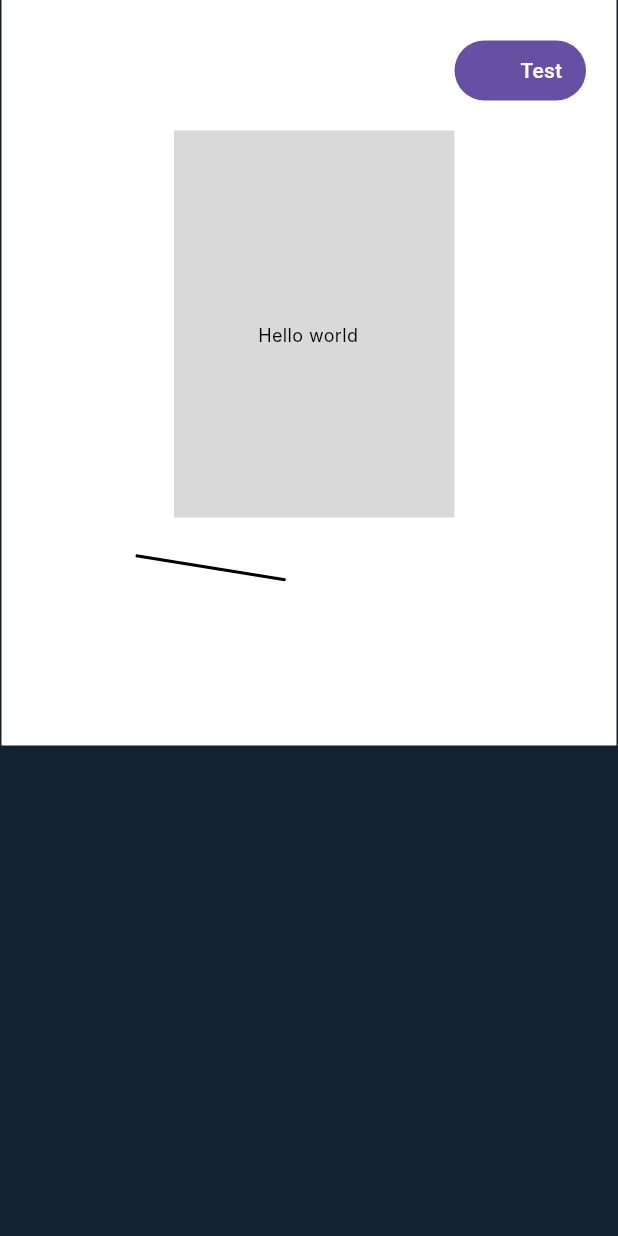
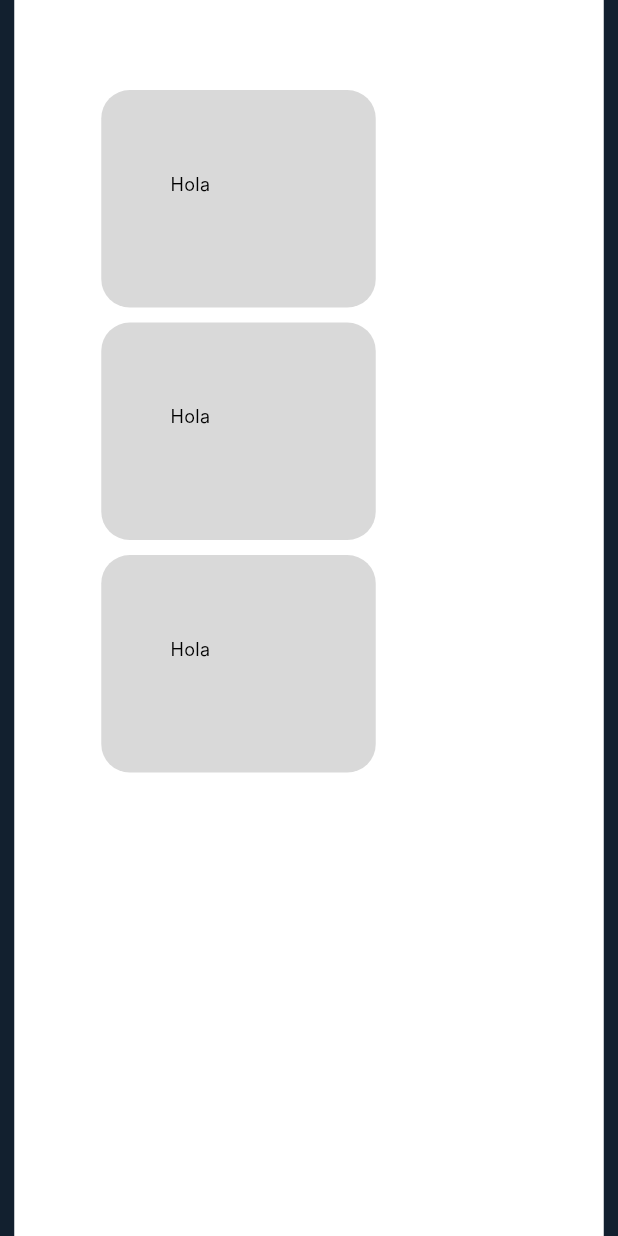
Before and after one commit to DueroBone/tech_120_app, a Flutter app: the screen it shows after launch, on a phone screen of 412 x 824 dp. Run offline on Flutter 3.47's test engine with Material 3 defaults, Android fonts, the phone set to English and light mode, and no system bars; Roboto replaces fonts that are missing (Inter).

Commit message:
Refactored folder structure

```diff
--- /dev/null
+++ b/lib/Views/Generated/home.dart
@@ -0,0 +1,143 @@
+import 'package:flutter/material.dart';
+
+class Iphone161 extends StatelessWidget {
+  @override
+  Widget build(BuildContext context) {
+    return Column(
+      children: [
+        Container(
+          width: 393,
+          height: 852,
+          clipBehavior: Clip.antiAlias,
+          decoration: BoxDecoration(color: Colors.white),
+          child: Stack(
+            children: [
+              Positioned(
+                left: 48,
+                top: 50,
+                child: Container(
+                  width: 203,
+                  height: 475,
+                  padding: const EdgeInsets.all(10),
+                  child: Column(
+                    mainAxisSize: MainAxisSize.min,
+                    mainAxisAlignment: MainAxisAlignment.start,
+                    crossAxisAlignment: CrossAxisAlignment.start,
+                    spacing: 10,
+                    children: [
+                      Container(
+                        width: 183,
+                        height: 145,
+                        child: Stack(
+                          children: [
+                            Positioned(
+                              left: 0,
+                              top: 0,
+                              child: Container(
+                                width: 183,
+                                height: 145,
+                                decoration: ShapeDecoration(
+                                  color: const Color(0xFFD9D9D9),
+                                  shape: RoundedRectangleBorder(
+                                    borderRadius: BorderRadius.circular(19),
+                                  ),
+                                ),
+                              ),
+                            ),
+                            Positioned(
+                              left: 46,
+                              top: 54,
+                              child: Text(
+                                'Hola\n',
+                                style: TextStyle(
+                                  color: Colors.black,
+                                  fontSize: 12,
+                                  fontFamily: 'Inter',
+                                  fontWeight: FontWeight.w400,
+                                ),
+                              ),
+                            ),
+                          ],
+                        ),
+                      ),
+                      Container(
+                        width: 183,
+                        height: 145,
+                        child: Stack(
+                          children: [
+                            Positioned(
+                              left: 0,
+                              top: 0,
+                              child: Container(
+                                width: 183,
+                                height: 145,
+                                decoration: ShapeDecoration(
+                                  color: const Color(0xFFD9D9D9),
+                                  shape: RoundedRectangleBorder(
+                                    borderRadius: BorderRadius.circular(19),
+                                  ),
+                                ),
+                              ),
+                            ),
+                            Positioned(
+                              left: 46,
+                              top: 54,
+                              child: Text(
+                                'Hola\n',
+                                style: TextStyle(
+                                  color: Colors.black,
+                                  fontSize: 12,
+                                  fontFamily: 'Inter',
+                                  fontWeight: FontWeight.w400,
+                                ),
+                              ),
+                            ),
+                          ],
+                        ),
+                      ),
+                      Container(
+                        width: 183,
+                        height: 145,
+                        child: Stack(
+                          children: [
+                            Positioned(
+                              left: 0,
+                              top: 0,
+                              child: Container(
+                                width: 183,
+                                height: 145,
+                                decoration: ShapeDecoration(
+                                  color: const Color(0xFFD9D9D9),
+                                  shape: RoundedRectangleBorder(
+                                    borderRadius: BorderRadius.circular(19),
+                                  ),
+                                ),
+                              ),
+                            ),
+                            Positioned(
+                              left: 46,
+                              top: 54,
+                              child: Text(
+                                'Hola\n',
+                                style: TextStyle(
+                                  color: Colors.black,
+                                  fontSize: 12,
+                                  fontFamily: 'Inter',
+                                  fontWeight: FontWeight.w400,
+                                ),
+                              ),
+                            ),
+                          ],
+                        ),
+                      ),
+                    ],
+                  ),
+                ),
+              ),
+            ],
+          ),
+        ),
+      ],
+    );
+  }
+}
--- /dev/null
+++ b/lib/Views/Manual/home_page.dart
@@ -0,0 +1,11 @@
+import 'package:flutter/material.dart';
+import 'package:tech_120_app/Views/Generated/home.dart';
+
+class HomePage extends StatelessWidget {
+  const HomePage({Key? key}) : super(key: key);
+
+  @override
+  Widget build(BuildContext context) {
+    return Iphone161();
+  }
+}
--- a/lib/main.dart
+++ b/lib/main.dart
@@ -1,4 +1,5 @@
 import 'package:flutter/material.dart';
+import 'package:tech_120_app/Views/Manual/home_page.dart';
 
 void main() {
   runApp(const FigmaToCodeApp());
@@ -14,132 +15,7 @@ class FigmaToCodeApp extends StatelessWidget {
       theme: ThemeData.dark().copyWith(
         scaffoldBackgroundColor: const Color.fromARGB(255, 18, 32, 47),
       ),
-      home: Scaffold(
-        body: ListView(children: [
-          Frame1(),
-        ]),
-      ),
+      home: Scaffold(body: ListView(children: [HomePage()])),
     );
   }
 }
-
-class Frame1 extends StatelessWidget {
-  @override
-  Widget build(BuildContext context) {
-    return Column(
-      children: [
-        Container(
-          width: 410,
-          height: 497,
-          clipBehavior: Clip.antiAlias,
-          decoration: BoxDecoration(color: Colors.white),
-          child: Stack(
-            children: [
-              Positioned(
-                left: 115,
-                top: 87,
-                child: Container(
-                  width: 187,
-                  height: 258,
-                  decoration: BoxDecoration(color: const Color(0xFFD9D9D9)),
-                ),
-              ),
-              Positioned(
-                left: 171,
-                top: 215,
-                child: SizedBox(
-                  width: 93,
-                  height: 61,
-                  child: Text(
-                    'Hello world',
-                    style: TextStyle(
-                      color: Colors.black,
-                      fontSize: 12,
-                      fontFamily: 'Inter',
-                      fontWeight: FontWeight.w400,
-                    ),
-                  ),
-                ),
-              ),
-              Positioned(
-                left: 302,
-                top: 23,
-                child: Container(
-                  height: 48,
-                  child: Row(
-                    mainAxisSize: MainAxisSize.min,
-                    mainAxisAlignment: MainAxisAlignment.center,
-                    crossAxisAlignment: CrossAxisAlignment.center,
-                    children: [
-                      Container(
-                        clipBehavior: Clip.antiAlias,
-                        decoration: ShapeDecoration(
-                          color: const Color(0xFF6750A4) /* Schemes-Primary */,
-                          shape: RoundedRectangleBorder(
-                            borderRadius: BorderRadius.circular(100),
-                          ),
-                        ),
-                        child: Column(
-                          mainAxisSize: MainAxisSize.min,
-                          mainAxisAlignment: MainAxisAlignment.center,
-                          crossAxisAlignment: CrossAxisAlignment.center,
-                          children: [
-                            Container(
-                              padding: const EdgeInsets.symmetric(horizontal: 16, vertical: 10),
-                              child: Row(
-                                mainAxisSize: MainAxisSize.min,
-                                mainAxisAlignment: MainAxisAlignment.center,
-                                crossAxisAlignment: CrossAxisAlignment.center,
-                                spacing: 8,
-                                children: [
-                                  Container(
-                                    width: 20,
-                                    height: 20,
-                                    clipBehavior: Clip.antiAlias,
-                                    decoration: BoxDecoration(),
-                                    child: Stack(),
-                                  ),
-                                  Text(
-                                    'Test',
-                                    style: TextStyle(
-                                      color: Colors.white /* Schemes-On-Primary */,
-                                      fontSize: 14,
-                                      fontFamily: 'Roboto',
-                                      fontWeight: FontWeight.w500,
-                                      height: 1.43,
-                                      letterSpacing: 0.10,
-                                    ),
-                                  ),
-                                ],
-                              ),
-                            ),
-                          ],
-                        ),
-                      ),
-                    ],
-                  ),
-                ),
-              ),
-              Positioned(
-                left: 90,
-                top: 370,
-                child: Container(
-                  transform: Matrix4.identity()..translate(0.0, 0.0)..rotateZ(0.16),
-                  width: 100.28,
-                  decoration: ShapeDecoration(
-                    shape: RoundedRectangleBorder(
-                      side: BorderSide(
-                        width: 1,
-                        strokeAlign: BorderSide.strokeAlignCenter,
-                      ),
-                    ),
-                  ),
-                ),
-              ),
-            ],
-          ),
-        ),
-      ],
-    );
-  }
-}
```
Also changed, not shown: 3 other files.
